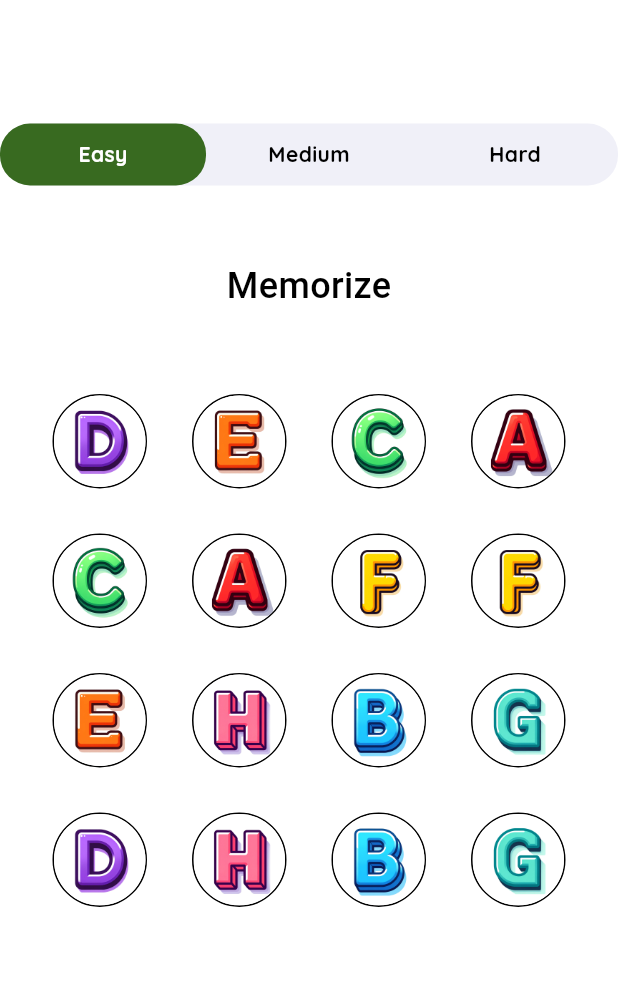
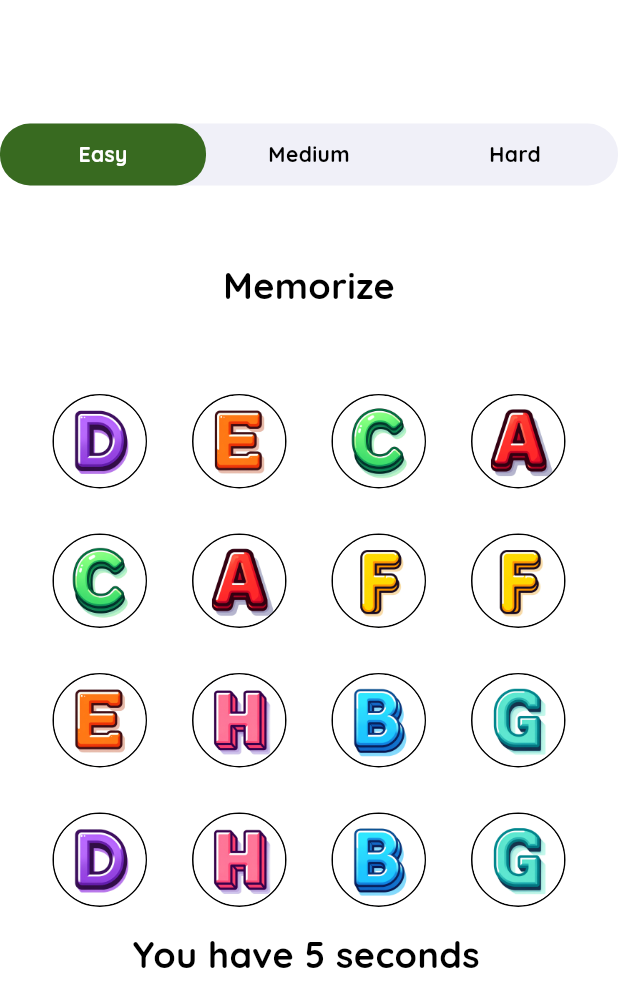
Before and after one commit to FirefoxSRV/Match-da-pairs, a Flutter app: the screen it shows after launch, after a tap on "Play", on a phone screen of 412 x 824 dp. Shown: the top 1007 px of the screen. Run offline on Flutter 3.47's test engine with Material 2 defaults, Android fonts, the light colour scheme and no system bars; our stand-ins replace audioplayers, google_fonts.

Commit message:
Timer introduced for medium

```diff
--- a/lib/Logic/functions_objects.dart
+++ b/lib/Logic/functions_objects.dart
@@ -1,6 +1,9 @@
 import 'structure.dart';
 int points = 0;
+int tries = 0;
 bool loadSelect = false;
+
+int remainingTime = 125;
 String selectedImagePath = "";
 late int selectedTileIndex;
 String mode = "easy";
@@ -9,7 +12,6 @@ List<TileModel> itemDuos = [];
 List<TileModel> hiddenDuos = [];
 
 void setMode(String newMode){
-  print("Change called");
   mode = newMode;
 }
 
@@ -18,10 +20,8 @@ List<TileModel> getPairs(){
   if(mode == "easy") {
     return getPairsEasy();
   }else if(mode == "medium") {
-    print("Changed to medium");
     return getPairsMedium();
   }else{
-    print("Changed to hard");
     return getPairsHard();
   }
 }
--- a/lib/Logic/structure.dart
+++ b/lib/Logic/structure.dart
@@ -3,7 +3,6 @@ class TileModel{
   bool selected;
 
   TileModel({required this.pathToImage,required this.selected});
-
 
   void setImagePath(String imageAssetPath){
     pathToImage = imageAssetPath;
--- a/lib/Screen/game_screen/game_screen.dart
+++ b/lib/Screen/game_screen/game_screen.dart
@@ -30,41 +30,71 @@ class GameScreen extends StatefulWidget {
 }
 
 class _GameScreenState extends State<GameScreen> {
+  Timer? timeLeft;
   bool _isMounted = false;
   bool _showPoints = false;
   Selected _selected = Selected.easy;
   Timer? _switchModeTimer;
   bool _isSwitchingModes = false;
+
+
   void _resetGameState() {
     if (_isSwitchingModes) {
       _switchModeTimer?.cancel();
     }
+    timeLeft?.cancel();
+    tries = 0;
     _isSwitchingModes = true;
     _isMounted = false;
     loadSelect = true;
     itemDuos = getPairs();
     itemDuos.shuffle();
     hiddenDuos = itemDuos;
-    selectedTileIndex = -1; // Reset selectedTileIndex to an invalid value
-    selectedImagePath = ""; // Reset selectedImagePath
+    selectedTileIndex = -1;
+    selectedImagePath = "";
     points = 0;
+
     _showPoints = false;
-    _switchModeTimer=Timer(const Duration(seconds: 5), () {
-      _showPoints = true;
     if (_isMounted) return;
+    _switchModeTimer = Timer(const Duration(seconds: 5), () {
       if (!_isMounted) {
         setState(() {
+          _showPoints = true;
           hiddenDuos = getQuestions();
           loadSelect = false;
+          _isSwitchingModes = false;
+          timeTicker();
         });
       }
       _isSwitchingModes = false;
     });
   }
 
+  void timeTicker() {
+    print("Change");
+    timeLeft?.cancel();
+    timeLeft = Timer.periodic(const Duration(seconds: 1), (timer) {
+      if (remainingTime == 0) {
+        timer.cancel();
+        Navigator.pushReplacement(context,
+            MaterialPageRoute(builder: (context) => const GameCompleteScreen()));
+      } else {
+        if (_isMounted) {
+          setState(() {
+            remainingTime = remainingTime - 1;
+          });
+        } else {
+          timer.cancel();
+        }
+      }
+    });
+  }
+
+
   @override
   void initState() {
     _switchModeTimer?.cancel();
+    _isMounted = true;
     _resetGameState();
     SystemChrome.setPreferredOrientations([
       DeviceOrientation.portraitDown,
@@ -76,6 +106,7 @@ class _GameScreenState extends State<GameScreen> {
   @override
   void dispose() {
     _isMounted = false;
+    remainingTime = 125;
     loadSelect = false;
     SystemChrome.setPreferredOrientations([
       DeviceOrientation.landscapeRight,
@@ -83,6 +114,8 @@ class _GameScreenState extends State<GameScreen> {
       DeviceOrientation.portraitUp,
       DeviceOrientation.portraitDown,
     ]);
+    timeLeft?.cancel();
+    _switchModeTimer?.cancel();
     super.dispose();
   }
 
@@ -92,6 +125,35 @@ class _GameScreenState extends State<GameScreen> {
       var width = constraints.maxWidth;
       var height = constraints.maxHeight;
       return Scaffold(
+        floatingActionButtonLocation: FloatingActionButtonLocation.centerDocked,
+        floatingActionButton: _selected != Selected.easy
+            ? _showPoints == true ?AnimatedContainer(
+          duration: Duration(seconds: 3),
+          width: width*0.5,
+          child: AnimatedContainer(
+            duration: Duration(seconds: 1),
+            child: FloatingActionButton(
+              shape: RoundedRectangleBorder(
+                borderRadius: BorderRadius.circular(30.0),
+              ),
+              onPressed: () {
+
+              },
+              child: Row(
+                children: [
+                  Expanded(child: Icon(Icons.alarm)),
+                  Expanded(
+                    child: Text(
+                      "${remainingTime ~/ 60}:${(remainingTime % 60).toString().padLeft(2, '0')}",
+                      style: GoogleFonts.quicksand(fontWeight: FontWeight.bold,fontSize: width*0.05),
+                    ),
+                  ),
+                ],
+              ),
+            ),
+          ),
+        ):null
+            : null,
         body: Column(
           children: [
             SizedBox(
@@ -137,17 +199,27 @@ class _GameScreenState extends State<GameScreen> {
               padding: const EdgeInsets.symmetric(vertical: 50, horizontal: 20),
               child: Column(
                 children: [
+                  Row(
+                    mainAxisAlignment: MainAxisAlignment.center,
+                    children: [
+                      Column(
+                        mainAxisAlignment: MainAxisAlignment.center,
+                        children: [
                           Text(
-                    _showPoints ? "$points/8" : "Memorize",
-                    style: const TextStyle(fontSize: 24, fontWeight: FontWeight.w500),
+                            _showPoints ? "$points/8 " : "Memorize",
+                            style: GoogleFonts.quicksand(fontSize: 24, fontWeight: FontWeight.w700),
                           ),
                           if (_showPoints) ...[
-                    const Text("Points"),
+                            Text("Points",style: GoogleFonts.quicksand(),),
                           ] else ...[
                             const Text(" "),
                           ],
                           const SizedBox(
                             height: 20,
+                          ),
+                        ],
+                      ),
+                    ],
                   ),
                   points != 8
                       ? GridView(
@@ -161,7 +233,24 @@ class _GameScreenState extends State<GameScreen> {
                       );
                     }),
                   )
-                      : const GameCompleteScreen()
+                      : const GameCompleteScreen(),
+                  Row(
+                    mainAxisAlignment: MainAxisAlignment.center,
+                    children: [
+                      Text(
+                        _showPoints ? "$tries " : "You have 5 seconds",
+                        style: GoogleFonts.quicksand(fontSize: 24, fontWeight: FontWeight.w700),
+                      ),
+                      if (_showPoints) ...[
+                        Text("Tries",style: GoogleFonts.quicksand(),),
+                      ] else ...[
+                        const Text(" "),
+                      ],
+                      const SizedBox(
+                        height: 20,
+                      ),
+                    ],
+                  ),
                 ],
               ),
             ),
@@ -184,10 +273,13 @@ class _GameScreenState extends State<GameScreen> {
               _selected = level;
               setMode(level.toString().split(".").last);
               _resetGameState();
+              if (_selected != Selected.easy){
+                remainingTime=125;
+                timeTicker();
+              }
+
             });
           }
-
-
         },
         child: Container(
           height: double.infinity,
@@ -201,7 +293,6 @@ class _GameScreenState extends State<GameScreen> {
     );
   }
 }
-
 class ItemContainers extends StatefulWidget {
   late String pathToImage;
   late int tileIndex;
@@ -218,7 +309,6 @@ class _ItemContainersState extends State<ItemContainers> {
 
   void _onTileTap() async {
     if (!_isClickable || loadSelect) return;
-    // _isClickable = false;
     if (selectedTileIndex == widget.tileIndex) return;
     _isClickable = false;
     if (!loadSelect) {
```
Also changed, not shown: assets/images/a.jpg (deleted), assets/images/b.jpg (deleted), assets/images/c.jpg (deleted), assets/images/d.jpg (deleted), assets/images/e.jpg (deleted), assets/images/f.jpg (deleted), assets/images/g.jpg (deleted), assets/images/h.jpg (deleted). Lines whose indentation alone changed are shown as unchanged.
